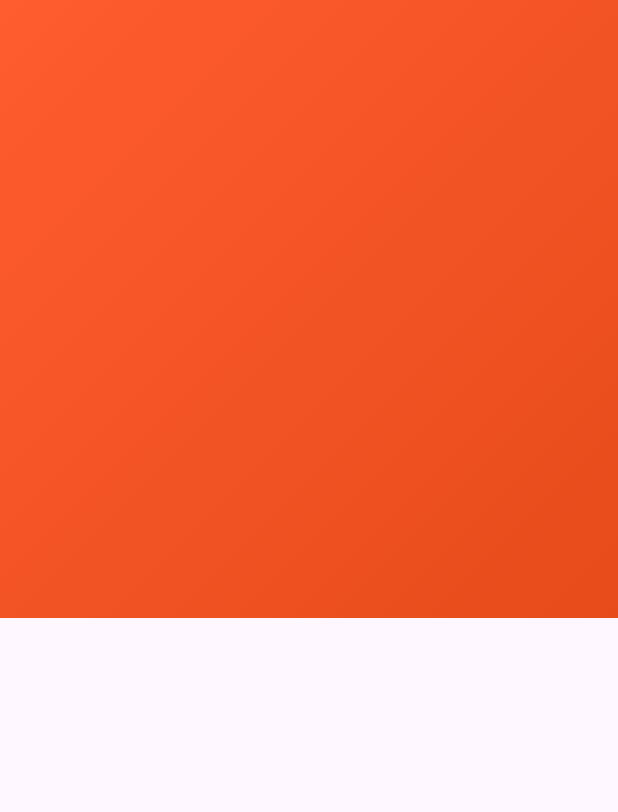
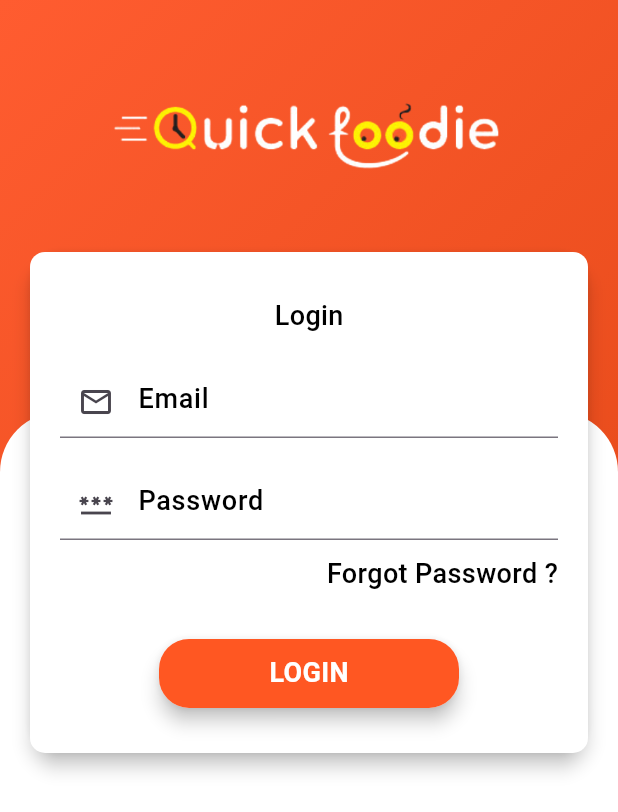
Before and after one commit to hudahamid/food_order, a Flutter app: the screen it shows after launch, on a phone screen of 412 x 824 dp. Shown: the top 812 px of the screen. Run offline on Flutter 3.47's test engine with Material 3 defaults, Android fonts, the phone set to English and light mode, and no system bars; our stand-ins replace curved_navigation_bar; Roboto replaces fonts that are missing (Poppins1).

Commit message:
login structure

```diff
--- a/lib/pages/login.dart
+++ b/lib/pages/login.dart
@@ -1,4 +1,6 @@
 import 'package:flutter/material.dart';
+import 'package:food_order/widget/widget_support.dart';
+
 class LoGin extends StatefulWidget {
   const LoGin({super.key});
 
@@ -10,22 +12,102 @@ class _LoGinState extends State<LoGin> {
   @override
   Widget build(BuildContext context) {
     return Scaffold(
-      body:Container(
-        child: Column(
+      body: Container(
+        child: Stack(
           children: [
             Container(
-              width:MediaQuery.of(context).size.width ,
-            height:MediaQuery.of(context).size.height/2,
-            decoration: BoxDecoration(
-              gradient:LinearGradient(
-                begin: Alignment.topLeft,
-                end:Alignment.bottomRight,
-              colors: [
-             Color(0xFFff5c30),
-             Color(0xFFe74b1a),
-            ]) ),
+              width: MediaQuery.of(context).size.width,
+              height: MediaQuery.of(context).size.height / 2,
+              decoration: BoxDecoration(
+                  gradient: LinearGradient(
+                      begin: Alignment.topLeft,
+                      end: Alignment.bottomRight,
+                      colors: [
+                        Color(0xFFff5c30),
+                        Color(0xFFe74b1a),
+                      ])),
             ),
-
+            Container(
+              margin: EdgeInsets.only(top: MediaQuery.of(context).size.height / 3),
+              height: MediaQuery.of(context).size.height / 2,
+              width: MediaQuery.of(context).size.width,
+              decoration: BoxDecoration(
+                  color: Colors.white,
+                  borderRadius: BorderRadius.only(
+                      topLeft: Radius.circular(40), topRight: Radius.circular(40))),
+            ),
+            Container(
+              margin: EdgeInsets.only(top: 60.0, left: 20.0, right: 20.0),
+              child: Column(
+                children: [
+                  Center(
+                      child: Image.asset("images/logo.png",
+                          width: MediaQuery.of(context).size.width / 1.5, fit: BoxFit.cover)),
+                  SizedBox(height: 50.0),
+                  Material(
+                    elevation: 5.0,
+                    borderRadius: BorderRadius.circular(20),
+                    child: Container(
+                      padding: EdgeInsets.only(left: 20.0, right: 20, top: 30, bottom: 30),
+                      width: MediaQuery.of(context).size.width,
+                      decoration: BoxDecoration(
+                          color: Colors.white, borderRadius: BorderRadius.circular(10)),
+                      child: Column(
+                        children: [
+                          Text(
+                            "Login",
+                            style: AppWidget.SemiBoldTextFieldStyle(),
+                          ),
+                          SizedBox(height: 20.0),
+                          TextField(
+                            decoration: InputDecoration(
+                                hintText: 'Email',
+                                hintStyle: AppWidget.SemiBoldTextFieldStyle(),
+                                prefixIcon: Icon(Icons.email_outlined)),
+                          ),
+                          SizedBox(height: 20.0),
+                          TextField(
+                            decoration: InputDecoration(
+                                hintText: 'Password',
+                                hintStyle: AppWidget.SemiBoldTextFieldStyle(),
+                                prefixIcon: Icon(Icons.password_outlined)),
+                          ),
+                          SizedBox(height: 10.0),
+                          Container(
+                            alignment: Alignment.topRight,
+                            child: Text(
+                              "Forgot Password ?",
+                              style: AppWidget.SemiBoldTextFieldStyle(),
+                            ),
+                          ),
+                          SizedBox(height: 30.0),
+                          Material(
+                            elevation: 5.0,
+                            borderRadius: BorderRadius.circular(20.0),
+                            child: Container(
+                              padding: EdgeInsets.symmetric(vertical: 10.0),
+                              width: 200,
+                              alignment: Alignment.center,
+                              decoration: BoxDecoration(
+                                  color: Color(0xffff5722),
+                                  borderRadius: BorderRadius.circular(20)),
+                              child: Text(
+                                "LOGIN",
+                                style: TextStyle(
+                                    color: Colors.white,
+                                    fontSize: 18.0,
+                                    fontFamily: 'Poppins1',
+                                    fontWeight: FontWeight.bold),
+                              ),
+                            ),
+                          ),
+                        ],
+                      ),
+                    ),
+                  ),
+                ],
+              ),
+            )
           ],
         ),
       ),
```
